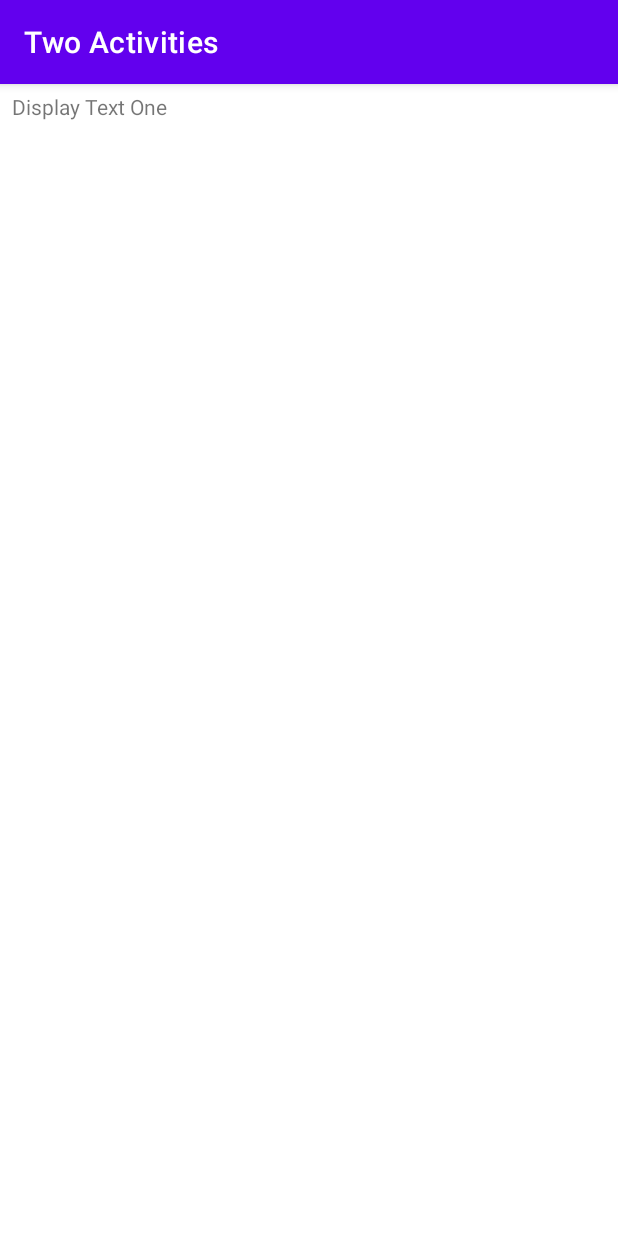
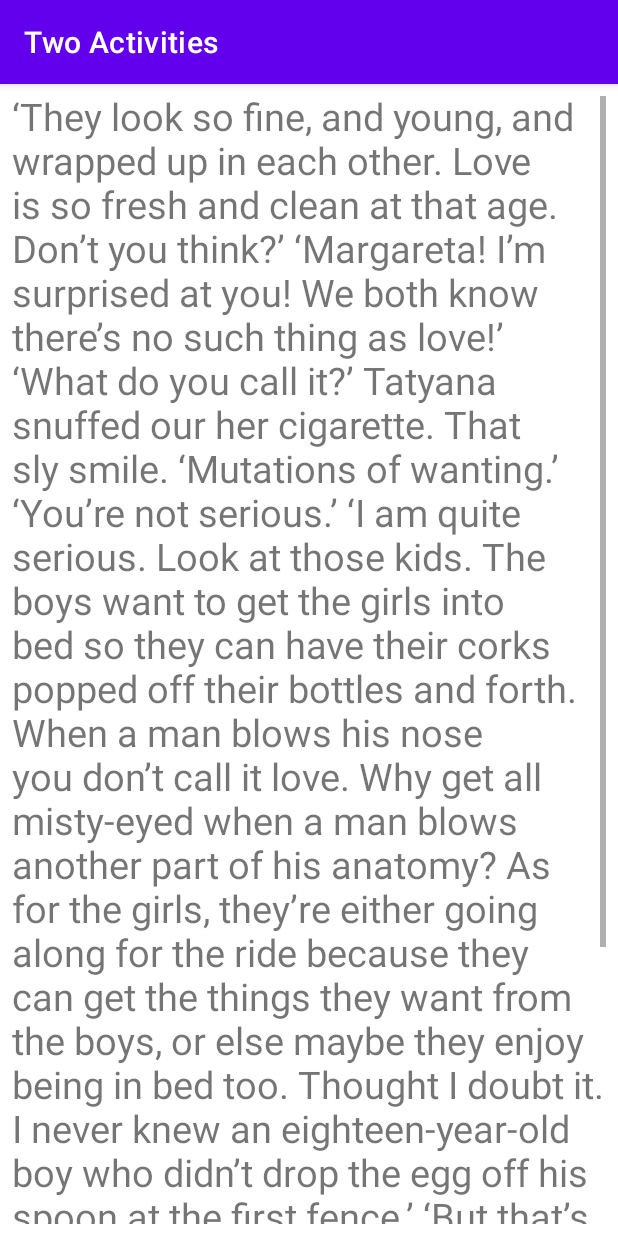
Before and after one commit to MAD-Weekly-Assignment/Lab-4-TwoActivities, an Android app: the MainActivity screen opened directly, with no data from a screen before it, after a tap on "TEXT ONE", on a phone screen of 412 x 824 dp. Run offline under Robolectric (Android 15) with nearby library versions, the phone set to English and light mode, and no system bars.

Commit message:
Added Passages for Second activity for Scrolling Display

```diff
--- a/TwoActivitiesChallenge/app/src/main/res/layout/activity_second.xml
+++ b/TwoActivitiesChallenge/app/src/main/res/layout/activity_second.xml
@@ -23,6 +23,7 @@
             android:id="@+id/display_text"
             android:layout_width="match_parent"
             android:layout_height="wrap_content"
+            android:textSize="25dp"
             android:layout_gravity="fill"
             android:includeFontPadding="false"
             app:layout_constraintStart_toStartOf="@+id/scrollView2"
--- a/TwoActivitiesChallenge/app/src/main/res/values/strings.xml
+++ b/TwoActivitiesChallenge/app/src/main/res/values/strings.xml
@@ -9,7 +9,25 @@
     <string name="text_one">Text One</string>
     <string name="text_two">Text Two</string>
     <string name="text_three">Text Three</string>
-    <string name="display_one">Display Text One</string>
-    <string name="display_two">Display Text Two</string>
-    <string name="display_three">Display Text Three</string>
+    <string name="display_one">‘They look so fine, and young, and wrapped up in each other. Love is so fresh and clean at that age. Don’t you think?’
+
+‘Margareta! I’m surprised at you! We both know there’s no such thing as love!’
+
+‘What do you call it?’
+
+Tatyana snuffed our her cigarette. That sly smile. ‘Mutations of wanting.’
+
+‘You’re not serious.’
+
+‘I am quite serious. Look at those kids. The boys want to get the girls into bed so they can have their corks popped off their bottles and forth. When a man blows his nose you don’t call it love. Why get all misty-eyed when a man blows another part of his anatomy? As for the girls, they’re either going along for the ride because they can get the things they want from the boys, or else maybe they enjoy being in bed too. Thought I doubt it. I never knew an eighteen-year-old boy who didn’t drop the egg off his spoon at the first fence.’
+
+‘But that’s list! You’re talking about lust, not love.’
+
+‘Lust is the hard sell. Love is the soft sell. The profit margin is the same.’
+
+‘But love’s the opposite of self-interest. True, tender, love is pure and selfless.’
+
+‘No. True, tender love is self-interest so sinewy that it only looks selfless.’</string>
+    <string name="display_two">Everything failed to subdue me. Soon everything seemed dull: another sunrise, the lives of heroes, failing love, war, the discoveries people made about each other. The only thing that didn’t bore me, obviously enough, was how much money Tim Price made, and yet in its obviousness it did. There wasn’t a clear, identifiable emotion within me, except for greed and possibly, total disgust. I had all the characteristics of a human being–flesh, blood, skin, hair–but my depersonalization was so intense, had gone so deep, that the normal ability to feel compassion had been eradicated, the victim of a slow, purposeful erasure. I was simply imitating reality, a rough resemblance of a human being, with only a dim corner of my mind functioning. Something horrible was happening and yet I couldn’t figure out why–couldn’t put my finger on it.For although a man is judged by his actions, by what he has said and done, a man judges himself by what he is willing to do, by what he might have said, or might have done – a judgment that is necessarily hampered, bot only by the scope and limits of his imagination, but by the ever-changing measure of his doubt and self-esteem.</string>
+    <string name="display_three">A secret always has a strengthening effect upon a newborn friendship, as does the shared impression than an external figure is to blame: the men of the Crown have become united less by their shared beliefs, we observe, than by their shared misgivings–which are, in the main, externally directed. In their analyses, variously made, of Alastair Lauderback, George Shepard, Lydia Wells, Francis Carver, Anna Wetherell, and Emery Staines, the Crown men have become more and more suggestive, despite the fact that nothing has been proven, no body has been tried, and no new information has come to light. Their beliefs have become more fanciful, their hypotheses less practical, their counsel less germane. Unconfirmed suspicion tends, over time, to become wilful, fallacious, and prey to the vicissitudes of mood–it acquires all the qualities of common superstition–and the men of the Crown Hotel, whose nexus of allegiance is stitched, after all, in the bright thread of time and motion, have, like all men, no immunity to influence.For although a man is judged by his actions, by what he has said and done, a man judges himself by what he is willing to do, by what he might have said, or might have done – a judgment that is necessarily hampered, bot only by the scope and limits of his imagination, but by the ever-changing measure of his doubt and self-esteem.</string>
 </resources>
```
